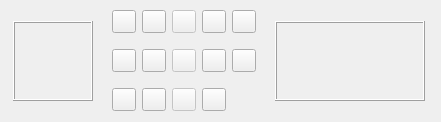
The window that Libs/qMRMLWidgets/Resources/UI/qMRMLThreeDViewsControllerWidget.ui (jcfr/Slicer3) describes before a commit, drawn with Qt 5.
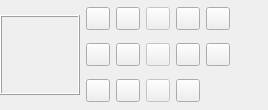
The same window after the commit. Icons and pictures are not drawn. Custom widgets are drawn as their Qt base class.

Commit message: STYLE: qMRMLThreeDViewsControllerWidget - Hide NavZoomWidget placeholder

The edit to the form file:
```diff
--- a/Libs/qMRMLWidgets/Resources/UI/qMRMLThreeDViewsControllerWidget.ui
+++ b/Libs/qMRMLWidgets/Resources/UI/qMRMLThreeDViewsControllerWidget.ui
@@ -6,8 +6,8 @@
    <rect>
     <x>0</x>
     <y>0</y>
-    <width>441</width>
-    <height>122</height>
+    <width>268</width>
+    <height>110</height>
    </rect>
   </property>
   <property name="windowTitle">
@@ -289,26 +289,17 @@
     </layout>
    </item>
    <item>
-    <widget class="QFrame" name="frame_2">
-     <property name="sizePolicy">
-      <sizepolicy hsizetype="Fixed" vsizetype="Fixed">
-       <horstretch>0</horstretch>
-       <verstretch>0</verstretch>
-      </sizepolicy>
+    <spacer name="horizontalSpacer">
+     <property name="orientation">
+      <enum>Qt::Horizontal</enum>
      </property>
-     <property name="minimumSize">
+     <property name="sizeHint" stdset="0">
       <size>
-       <width>150</width>
-       <height>80</height>
+       <width>10</width>
+       <height>20</height>
       </size>
      </property>
-     <property name="frameShape">
-      <enum>QFrame::Box</enum>
-     </property>
-     <property name="frameShadow">
-      <enum>QFrame::Raised</enum>
-     </property>
-    </widget>
+    </spacer>
    </item>
   </layout>
   <action name="actionNoStereo">
```
